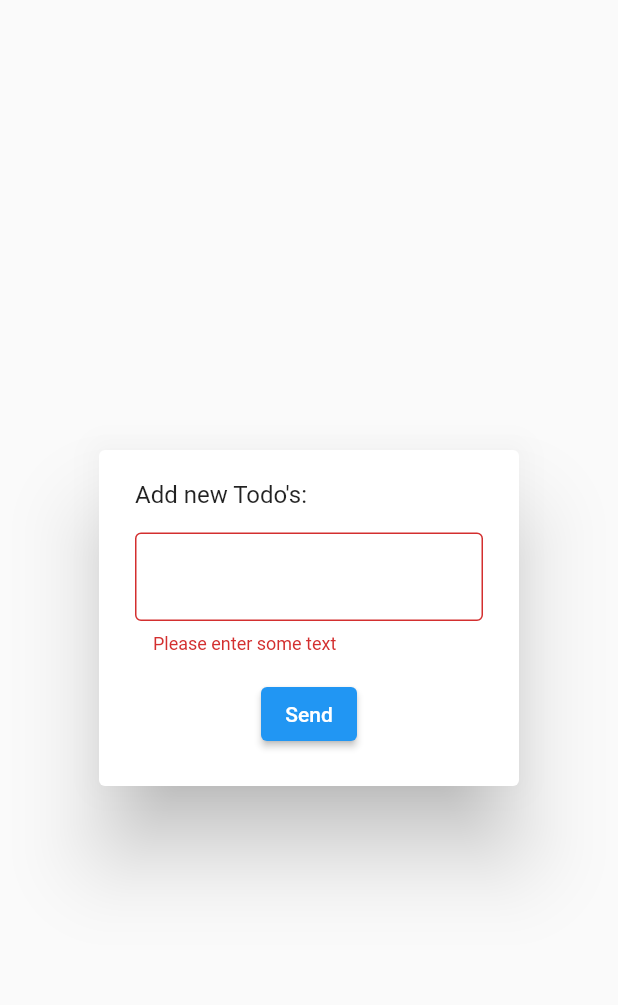
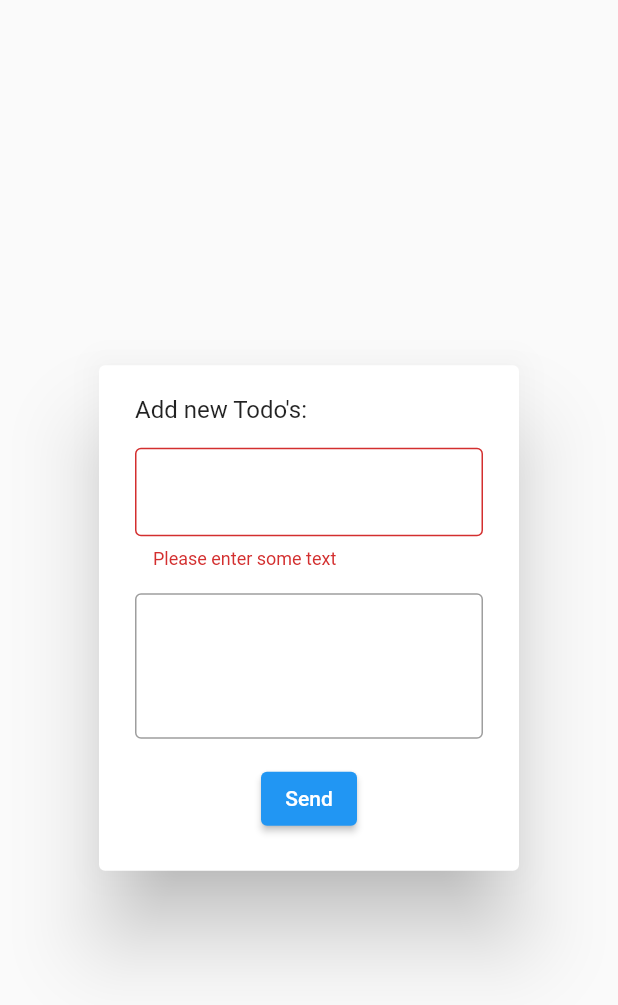
Before and after one commit to 0Garbs/flutter_mvvm, a Flutter app: the AddTodoWidget widget shown alone on an empty page, opened directly with empty values, after a tap on "Send", on a phone screen of 412 x 824 dp. Shown: the top 1005 px of the screen. Run offline on Flutter 3.47's test engine with Material 3 defaults, Android fonts, the phone set to English and light mode, and no system bars; our stand-ins replace freezed_annotation, go_router; network calls fail.

```diff
--- a/lib/ui/todo/widgets/add_todo_widget.dart
+++ b/lib/ui/todo/widgets/add_todo_widget.dart
@@ -12,6 +12,7 @@ class AddTodoWidget extends StatefulWidget {
 class _AddTodoWidgetState extends State<AddTodoWidget> {
   final _formKey = GlobalKey<FormState>();
   final _nameController = TextEditingController();
+  final _descriptionController = TextEditingController();
 
   final verticalGap = const SizedBox(height: 16.0);
 
@@ -58,6 +59,7 @@ class _AddTodoWidgetState extends State<AddTodoWidget> {
   @override
   void dispose() {
     _nameController.dispose();
+    _descriptionController.dispose();
     widget.todoViewmodel.addTodo.removeListener(_onResult);
     super.dispose();
   }
@@ -66,6 +68,7 @@ class _AddTodoWidgetState extends State<AddTodoWidget> {
   Widget build(BuildContext context) {
     return AlertDialog(
       content: IntrinsicHeight(
+        child: SingleChildScrollView(
           child: Form(
             key: _formKey,
             child: Column(
@@ -85,13 +88,26 @@ class _AddTodoWidgetState extends State<AddTodoWidget> {
                   },
                 ),
                 verticalGap,
+                TextFormField(
+                  minLines: 3,
+                  maxLines: null,
+                  controller: _descriptionController,
+                  decoration: const InputDecoration(
+                    border: OutlineInputBorder(),
+                  ),
+                ),
+                verticalGap,
                 ElevatedButton(
                     onPressed: () async {
                       if (_formKey.currentState?.validate() == false) {
                         return;
                       }
                       widget.todoViewmodel.addTodo.execute(
-                      (_nameController.text, '', false),
+                        (
+                          _nameController.text,
+                          _descriptionController.text,
+                          false
+                        ),
                       );
                     },
                     child: const Text('Send')),
@@ -99,6 +115,7 @@ class _AddTodoWidgetState extends State<AddTodoWidget> {
             ),
           ),
         ),
+      ),
     );
   }
 }
```
Lines whose indentation alone changed are shown as unchanged.
